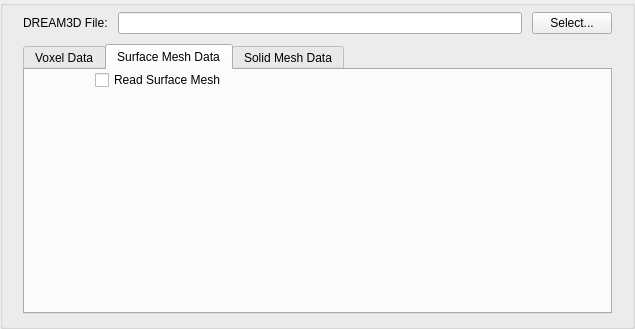
The window that Source/FilterWidgets/IOFiltersWidgets/QDataContainerReaderWidget.ui (BlueQuartzSoftware/DREAM3D) describes before a commit, drawn with Qt 5.
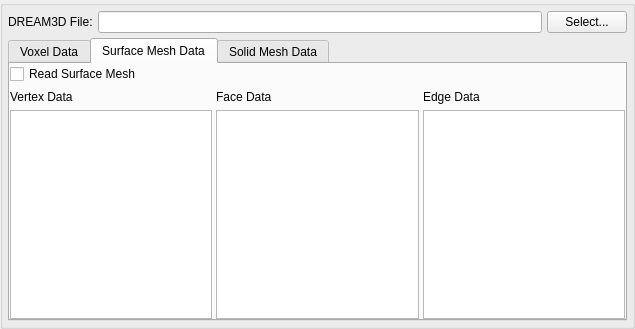
The same window after the commit. The open tabs and pages were chosen to show the change. Custom widgets are drawn as their Qt base class.

Commit message: First working version of feature to add in additional widgets to select specific arrays and array names to load or work with during the pipeline execution.

What changed in the file:
```diff
--- a/Source/FilterWidgets/IOFiltersWidgets/QDataContainerReaderWidget.ui
+++ b/Source/FilterWidgets/IOFiltersWidgets/QDataContainerReaderWidget.ui
@@ -17,20 +17,11 @@
    <string/>
   </property>
   <layout class="QGridLayout" name="gridLayout_3">
-   <property name="leftMargin">
-    <number>20</number>
-   </property>
-   <property name="topMargin">
-    <number>6</number>
-   </property>
-   <property name="rightMargin">
-    <number>20</number>
-   </property>
-   <property name="bottomMargin">
-    <number>12</number>
+   <property name="margin">
+    <number>5</number>
    </property>
    <property name="spacing">
-    <number>10</number>
+    <number>5</number>
    </property>
    <item row="0" column="0">
     <layout class="QHBoxLayout" name="horizontalLayout">
@@ -115,19 +106,54 @@
       <attribute name="title">
        <string>Surface Mesh Data</string>
       </attribute>
-      <widget class="QCheckBox" name="m_ReadSurfaceMeshData">
-       <property name="geometry">
-        <rect>
-         <x>70</x>
-         <y>0</y>
-         <width>294</width>
-         <height>20</height>
-        </rect>
+      <layout class="QGridLayout" name="gridLayout_2">
+       <property name="horizontalSpacing">
+        <number>4</number>
        </property>
-       <property name="text">
-        <string>Read Surface Mesh</string>
+       <property name="verticalSpacing">
+        <number>6</number>
        </property>
-      </widget>
+       <property name="margin">
+        <number>0</number>
+       </property>
+       <item row="0" column="0" colspan="2">
+        <widget class="QCheckBox" name="m_ReadSurfaceMeshData">
+         <property name="text">
+          <string>Read Surface Mesh</string>
+         </property>
+        </widget>
+       </item>
+       <item row="1" column="0">
+        <widget class="QLabel" name="label_5">
+         <property name="text">
+          <string>Vertex Data</string>
+         </property>
+        </widget>
+       </item>
+       <item row="1" column="1">
+        <widget class="QLabel" name="label_6">
+         <property name="text">
+          <string>Face Data</string>
+         </property>
+        </widget>
+       </item>
+       <item row="1" column="2">
+        <widget class="QLabel" name="label_7">
+         <property name="text">
+          <string>Edge Data</string>
+         </property>
+        </widget>
+       </item>
+       <item row="2" column="0">
+        <widget class="QListWidget" name="surfaceMeshVertexArrayList"/>
+       </item>
+       <item row="2" column="1">
+        <widget class="QListWidget" name="surfaceMeshFaceArrayList"/>
+       </item>
+       <item row="2" column="2">
+        <widget class="QListWidget" name="surfaceMeshEdgeArrayList"/>
+       </item>
+      </layout>
      </widget>
      <widget class="QWidget" name="tab_3">
       <attribute name="title">
```
Left out of the diff: 37 changed lines with no effect on the pictures. The commit also changes 38 other files.
